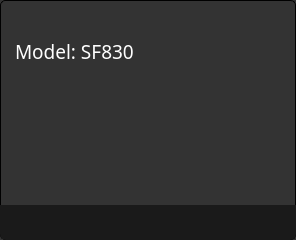
First picture: the form in multibench/model/device/devicewidget.ui, repository IlyaZh/Maiman-MCBS, before the edit.
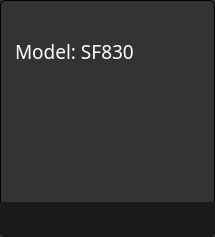
Second picture: the form after the edit.

Commit message: Исправления наложения виджетов друг на друга

Patch:
```diff
--- a/multibench/model/device/devicewidget.ui
+++ b/multibench/model/device/devicewidget.ui
@@ -52,7 +52,7 @@
   </property>
   <layout class="QGridLayout" name="gridLayout">
    <property name="sizeConstraint">
-    <enum>QLayout::SetDefaultConstraint</enum>
+    <enum>QLayout::SetFixedSize</enum>
    </property>
    <property name="leftMargin">
     <number>0</number>
@@ -107,7 +107,11 @@
     </widget>
    </item>
    <item row="2" column="1" rowspan="2" colspan="2">
-    <layout class="QVBoxLayout" name="buttonsLayout"/>
+    <layout class="QVBoxLayout" name="buttonsLayout">
+     <property name="sizeConstraint">
+      <enum>QLayout::SetMaximumSize</enum>
+     </property>
+    </layout>
    </item>
    <item row="0" column="3" rowspan="4" colspan="2">
     <widget class="QWidget" name="widgetBox" native="true">
```
The commit also changes 2 other files.
